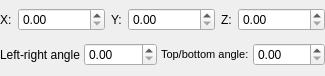
This is gui/resources/dialogs/vector_chooser.ui in maximlevitsky/cgrender as Qt 5 draws it before an edit. The edited form follows.
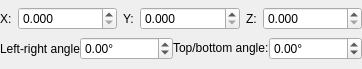
This is the edited form.

Diff of the .ui file:
```diff
--- a/gui/resources/dialogs/vector_chooser.ui
+++ b/gui/resources/dialogs/vector_chooser.ui
@@ -6,8 +6,8 @@
    <rect>
     <x>0</x>
     <y>0</y>
-    <width>325</width>
-    <height>76</height>
+    <width>362</width>
+    <height>69</height>
    </rect>
   </property>
   <property name="windowTitle">
@@ -15,7 +15,7 @@
   </property>
   <layout class="QVBoxLayout" name="verticalLayout">
    <property name="spacing">
-    <number>4</number>
+    <number>0</number>
    </property>
    <property name="margin">
     <number>0</number>
@@ -40,6 +40,9 @@
          <verstretch>0</verstretch>
         </sizepolicy>
        </property>
+       <property name="decimals">
+        <number>3</number>
+       </property>
       </widget>
      </item>
      <item>
@@ -57,6 +60,9 @@
          <verstretch>0</verstretch>
         </sizepolicy>
        </property>
+       <property name="decimals">
+        <number>3</number>
+       </property>
       </widget>
      </item>
      <item>
@@ -74,6 +80,9 @@
          <verstretch>0</verstretch>
         </sizepolicy>
        </property>
+       <property name="decimals">
+        <number>3</number>
+       </property>
       </widget>
      </item>
     </layout>
@@ -95,6 +104,15 @@
          <verstretch>0</verstretch>
         </sizepolicy>
        </property>
+       <property name="suffix">
+        <string>°</string>
+       </property>
+       <property name="minimum">
+        <double>-180.000000000000000</double>
+       </property>
+       <property name="maximum">
+        <double>180.000000000000000</double>
+       </property>
       </widget>
      </item>
      <item>
@@ -106,17 +124,7 @@
         </sizepolicy>
        </property>
        <property name="text">
-        <string>&lt;!DOCTYPE HTML PUBLIC &quot;-//W3C//DTD HTML 4.0//EN&quot; &quot;http://www.w3.org/TR/REC-html40/strict.dtd&quot;&gt;
-&lt;html&gt;&lt;head&gt;&lt;meta name=&quot;qrichtext&quot; content=&quot;1&quot; /&gt;&lt;style type=&quot;text/css&quot;&gt;
-p, li { white-space: pre-wrap; }
-&lt;/style&gt;&lt;/head&gt;&lt;body style=&quot; font-family:'Sans'; font-size:8pt; font-weight:400; font-style:normal;&quot;&gt;
-&lt;p style=&quot; margin-top:0px; margin-bottom:0px; margin-left:0px; margin-right:0px; -qt-block-indent:0; text-indent:0px;&quot;&gt;Top/bottom angle:&lt;/p&gt;&lt;/body&gt;&lt;/html&gt;</string>
-       </property>
-       <property name="textFormat">
-        <enum>Qt::AutoText</enum>
-       </property>
-       <property name="wordWrap">
-        <bool>true</bool>
+        <string>Top/bottom angle:</string>
        </property>
       </widget>
      </item>
@@ -128,6 +136,15 @@
          <verstretch>0</verstretch>
         </sizepolicy>
        </property>
+       <property name="suffix">
+        <string>°</string>
+       </property>
+       <property name="minimum">
+        <double>-90.000000000000000</double>
+       </property>
+       <property name="maximum">
+        <double>90.000000000000000</double>
+       </property>
       </widget>
      </item>
     </layout>
```
